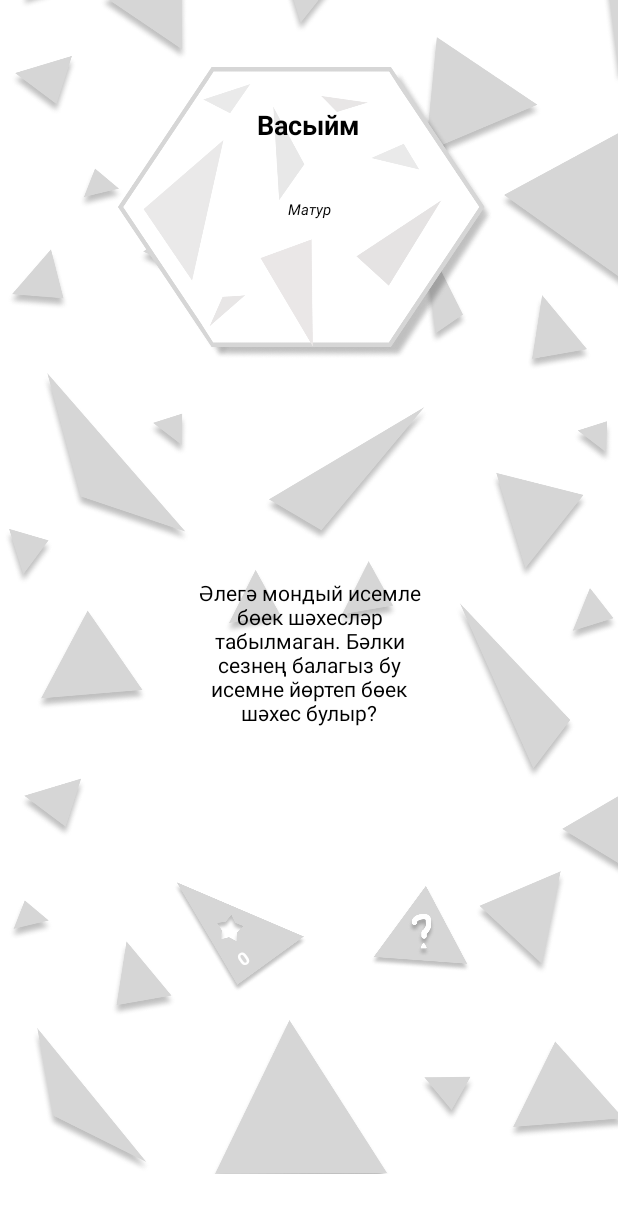
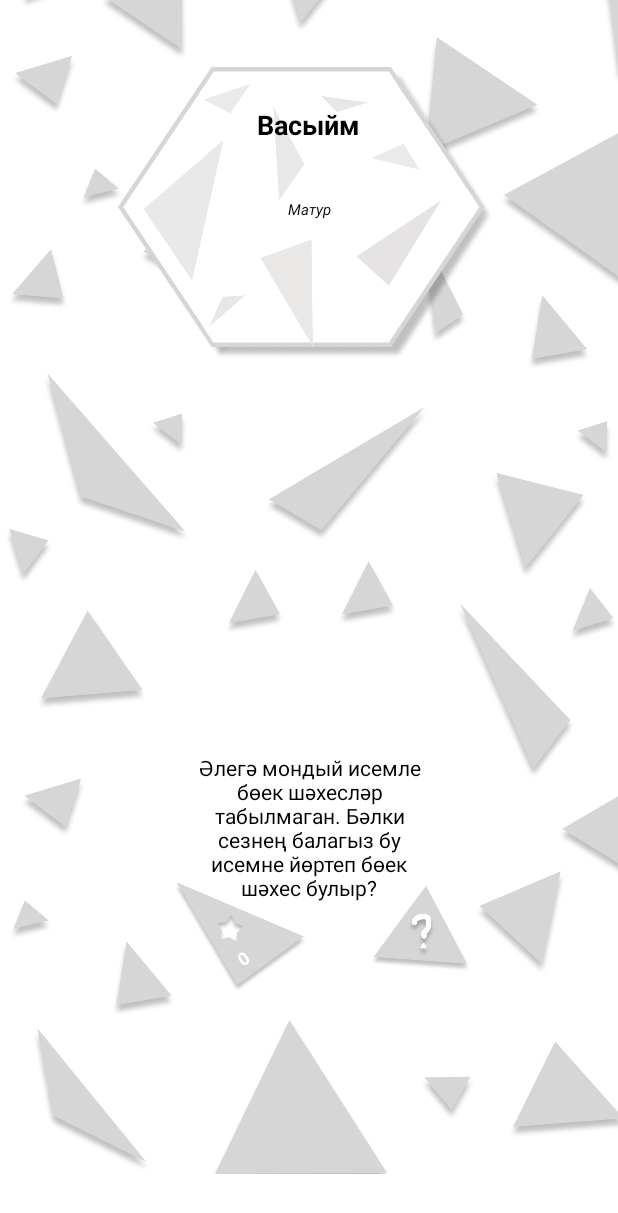
Before and after one commit to NurikDen/Leylek, an Android app built with Jetpack Compose: the screen it shows after launch (MainActivity), after a tap on an icon or button, on a phone screen of 412 x 824 dp. Shown: the top 1213 px of the screen. Run offline under Robolectric (Android 15) with nearby library versions, the phone set to English and light mode, and no system bars; Roboto replaces fonts that are not available here.

Commit message:
Optimization. Updated UI. Fixed bugs

```diff
--- a/app/src/main/assets/man_names.xml
+++ b/app/src/main/assets/man_names.xml
@@ -1063,7 +1063,7 @@
         <character>Назлы ил</character>
          </names>
 <names>
-         <name>Илнар (Илнур)</name>
+         <name>Илнар</name>
      <beautiful>4</beautiful>
         <smart>1</smart>
         <strong>1</strong>
--- a/app/src/main/assets/men_celebrity.xml
+++ b/app/src/main/assets/men_celebrity.xml
@@ -506,7 +506,7 @@
 <person_3>Илназ Габидуллин (1993-х.в.) - блогер, шагыйрь, рэп башкаручы</person_3>
 </list>
 <list>
-<name>Илнар (Илнур)</name>
+<name>Илнар</name>
 <person_1>Илнар Низамиев (1975-х.в.) - актёр</person_1>
 <person_2>Илнар Исхаков (1982-х.в.) - адвокат, ВАКФ РТ фондының эшлеклесе</person_2>
 <person_3>Илнур Закиров (1985-х.в.) - драма актёры</person_3>
--- a/app/src/main/res/layout/activity_main.xml
+++ b/app/src/main/res/layout/activity_main.xml
@@ -513,11 +513,11 @@
         android:id="@+id/quotes_text"
         android:layout_width="171dp"
         android:layout_height="106dp"
-        android:layout_marginTop="185dp"
+        android:layout_marginTop="40dp"
         android:fontFamily="@font/montserrat_alternates_semibold"
         android:textAlignment="center"
         android:textColor="#000000"
-        app:layout_constraintBottom_toBottomOf="@+id/smart"
+        app:layout_constraintBottom_toBottomOf="parent"
         app:layout_constraintEnd_toEndOf="parent"
         app:layout_constraintStart_toStartOf="parent"
         app:layout_constraintTop_toBottomOf="@+id/resultLayout" />
@@ -526,6 +526,7 @@
         android:id="@+id/quotes_author"
         android:layout_width="wrap_content"
         android:layout_height="wrap_content"
+        android:layout_marginTop="30dp"
         android:fontFamily="@font/montserrat_alternates_medium"
         android:textAlignment="center"
         android:textColor="#000000"
@@ -577,7 +578,7 @@
             android:layout_marginBottom="10dp"
             android:fontFamily="@font/montserrat_alternates_semibold"
             android:gravity="center"
-            android:textSize="12sp"
+            android:textSize="16sp"
             android:textStyle="bold"
             app:layout_constraintBottom_toBottomOf="parent"
             app:layout_constraintEnd_toEndOf="parent"
@@ -590,6 +591,7 @@
         android:layout_width="wrap_content"
         android:layout_height="wrap_content"
         android:layout_marginStart="85dp"
+        android:layout_marginTop="20dp"
         android:visibility="invisible"
         app:layout_constraintEnd_toEndOf="parent"
         app:layout_constraintStart_toStartOf="parent"
@@ -627,7 +629,7 @@
             android:layout_marginBottom="10dp"
             android:fontFamily="@font/montserrat_alternates_semibold"
             android:gravity="center"
-            android:textSize="12sp"
+            android:textSize="16sp"
             android:textStyle="bold"
             app:layout_constraintBottom_toBottomOf="parent"
             app:layout_constraintEnd_toEndOf="parent"
@@ -639,10 +641,11 @@
         android:id="@+id/resultLayout3"
         android:layout_width="wrap_content"
         android:layout_height="wrap_content"
+        android:layout_marginTop="20dp"
         android:layout_marginEnd="85dp"
-        android:layout_marginBottom="180dp"
+        android:layout_marginBottom="100dp"
         android:visibility="invisible"
-        app:layout_constraintBottom_toBottomOf="parent"
+        app:layout_constraintBottom_toBottomOf="@+id/best_name_button_white"
         app:layout_constraintEnd_toEndOf="parent"
         app:layout_constraintStart_toStartOf="parent"
         app:layout_constraintTop_toBottomOf="@+id/resultLayout2">
@@ -680,7 +683,7 @@
             android:layout_marginBottom="10dp"
             android:fontFamily="@font/montserrat_alternates_semibold"
             android:gravity="center"
-            android:textSize="12sp"
+            android:textSize="16sp"
             android:textStyle="bold"
             app:layout_constraintBottom_toBottomOf="parent"
             app:layout_constraintEnd_toEndOf="parent"
```
Also changed, not shown: app/src/main/java/com/aocompany/leylek/MainActivity.kt (+26 -14 lines).
